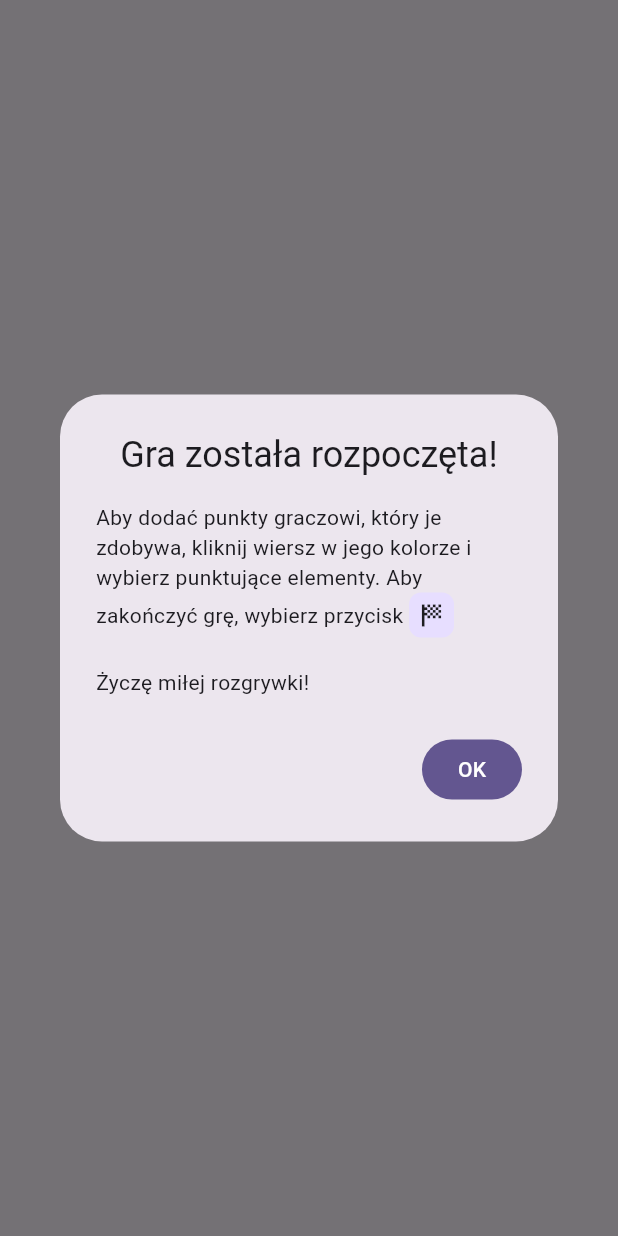
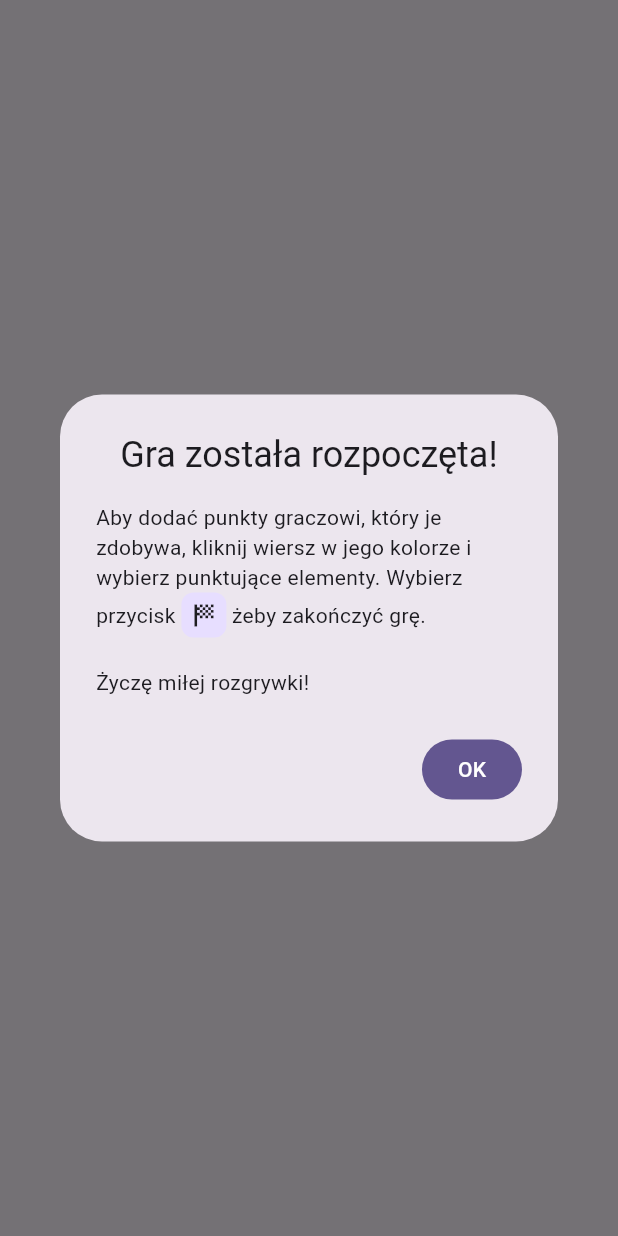
Before and after one commit to WGFizban/CC_NEW, a Flutter app: what showGameStartedNote() shows on an empty page, opened directly, on a phone screen of 412 x 824 dp. Run offline on Flutter 3.47's test engine with Material 3 defaults, Android fonts, the phone set to English and light mode, and no system bars; our stand-ins replace flutter_colorpicker, flutter_svg, package_info_plus, shared_preferences, wakelock_plus; accounts and stored records are empty; generated files the repository leaves out were written again.

Commit message:
Samouczek i okno startu: bez dwóch „Aby”; luźniejszy układ ekranu końca gry w animacji
Co-Authored-By: Claude Sonnet 5.5 <noreply@anthropic.com>
Claude-Session: https://claude.ai/code/session_01P2QWxkXWwGKiSLABjDzL2r

```diff
--- a/lib/l10n/app_en.arb
+++ b/lib/l10n/app_en.arb
@@ -232,7 +232,8 @@
   "no": "No",
   "ok": "OK",
   "close": "Close",
-  "gameStartedBefore": "To add points for the player who scored them, tap the row in their color and choose what you are scoring. To end the game, press",
+  "gameStartedBefore": "To add points for the player who scored them, tap the row in their color and choose what you are scoring. Press the",
+  "gameStartedEnd": "button to end the game.",
   "gameStartedAfter": "Have a great game!",
   "endGameQuestion": "Do you want to end the game?",
   "endGameTooltip": "End game",
--- a/lib/l10n/app_pl.arb
+++ b/lib/l10n/app_pl.arb
@@ -727,7 +727,8 @@
   "no": "Nie",
   "ok": "OK",
   "close": "Zamknij",
-  "gameStartedBefore": "Aby dodać punkty graczowi, który je zdobywa, kliknij wiersz w jego kolorze i wybierz punktujące elementy. Aby zakończyć grę, wybierz przycisk",
+  "gameStartedBefore": "Aby dodać punkty graczowi, który je zdobywa, kliknij wiersz w jego kolorze i wybierz punktujące elementy. Wybierz przycisk",
+  "gameStartedEnd": "żeby zakończyć grę.",
   "gameStartedAfter": "Życzę miłej rozgrywki!",
   "endGameQuestion": "Czy chcesz zakończyć grę?",
   "endGameTooltip": "Zakończ grę",
--- a/lib/widgets/game_dialogs.dart
+++ b/lib/widgets/game_dialogs.dart
@@ -60,7 +60,7 @@ Future<void> showGameStartedNote(BuildContext context) {
                 alignment: PlaceholderAlignment.middle,
                 child: fabLookalike(ctx, kEndGameIcon),
               ),
-              TextSpan(text: '\n\n${l.gameStartedAfter}'),
+              TextSpan(text: ' ${l.gameStartedEnd}\n\n${l.gameStartedAfter}'),
             ],
           ),
         ),
```
Also changed, not shown: lib/widgets/tutorial_animations.dart (+7 -5 lines).
